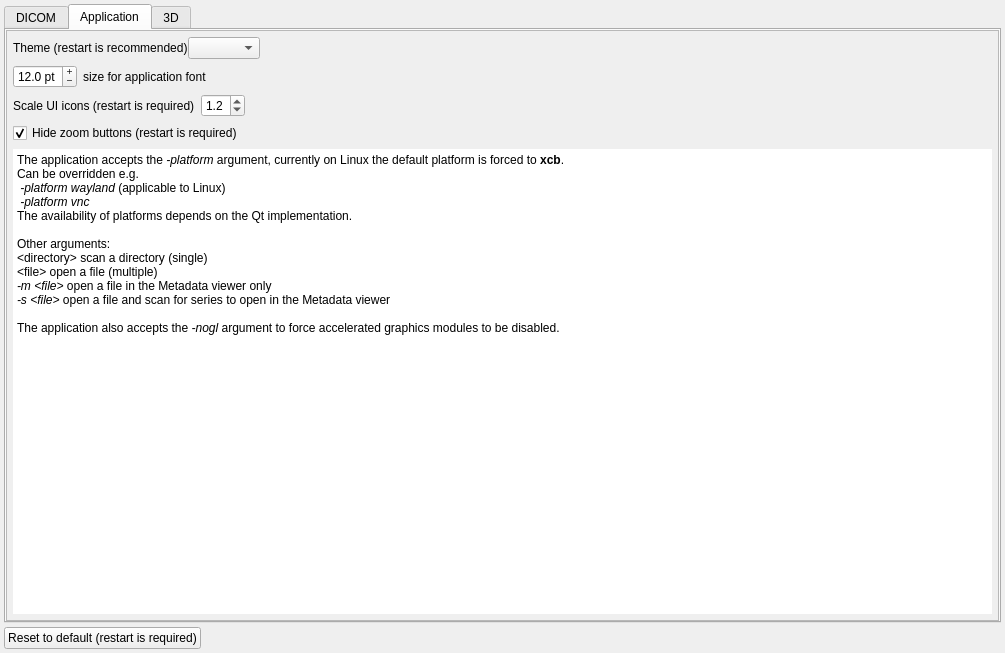
The window that GUI/settingswidget.ui (AlizaMedicalImaging/AlizaMS) describes before a commit, drawn with Qt 5.
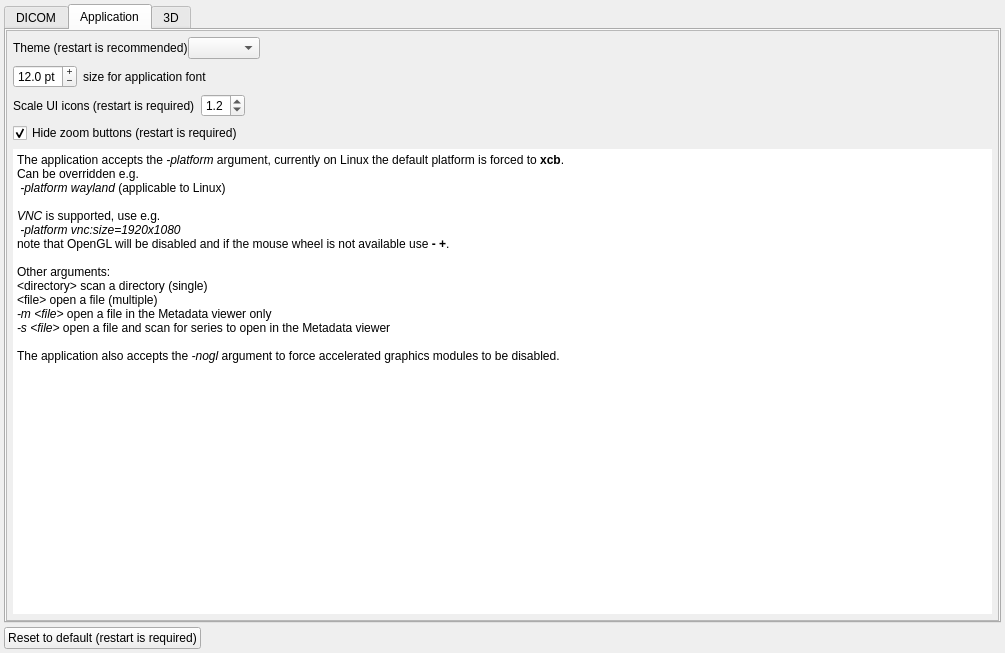
The same window after the commit. The open tabs and pages were chosen to show the change.

Commit message: Better support for VNC platform, some GUI improvements

What changed in the file:
```diff
--- a/GUI/settingswidget.ui
+++ b/GUI/settingswidget.ui
@@ -819,8 +819,10 @@
 &lt;p style=&quot; margin-top:0px; margin-bottom:0px; margin-left:0px; margin-right:0px; -qt-block-indent:0; text-indent:0px;&quot;&gt;The application accepts the &lt;span style=&quot; font-style:italic;&quot;&gt;-platform&lt;/span&gt; argument, currently on Linux the default platform is forced to &lt;span style=&quot; font-weight:600;&quot;&gt;xcb&lt;/span&gt;. &lt;/p&gt;
 &lt;p style=&quot; margin-top:0px; margin-bottom:0px; margin-left:0px; margin-right:0px; -qt-block-indent:0; text-indent:0px;&quot;&gt;Can be overridden e.g.&lt;/p&gt;
 &lt;p style=&quot; margin-top:0px; margin-bottom:0px; margin-left:0px; margin-right:0px; -qt-block-indent:0; text-indent:0px;&quot;&gt; &lt;span style=&quot; font-style:italic;&quot;&gt;-platform wayland&lt;/span&gt; (applicable to Linux)&lt;/p&gt;
-&lt;p style=&quot; margin-top:0px; margin-bottom:0px; margin-left:0px; margin-right:0px; -qt-block-indent:0; text-indent:0px;&quot;&gt; &lt;span style=&quot; font-style:italic;&quot;&gt;-platform vnc&lt;/span&gt;&lt;/p&gt;
-&lt;p style=&quot; margin-top:0px; margin-bottom:0px; margin-left:0px; margin-right:0px; -qt-block-indent:0; text-indent:0px;&quot;&gt;The availability of platforms depends on the Qt implementation.&lt;/p&gt;
+&lt;p style=&quot;-qt-paragraph-type:empty; margin-top:0px; margin-bottom:0px; margin-left:0px; margin-right:0px; -qt-block-indent:0; text-indent:0px;&quot;&gt;&lt;br /&gt;&lt;/p&gt;
+&lt;p style=&quot; margin-top:0px; margin-bottom:0px; margin-left:0px; margin-right:0px; -qt-block-indent:0; text-indent:0px;&quot;&gt;&lt;span style=&quot; font-style:italic;&quot;&gt;VNC&lt;/span&gt; is supported, use e.g. &lt;/p&gt;
+&lt;p style=&quot; margin-top:0px; margin-bottom:0px; margin-left:0px; margin-right:0px; -qt-block-indent:0; text-indent:0px;&quot;&gt; &lt;span style=&quot; font-style:italic;&quot;&gt;-platform vnc:size=1920x1080&lt;/span&gt;&lt;/p&gt;
+&lt;p style=&quot; margin-top:0px; margin-bottom:0px; margin-left:0px; margin-right:0px; -qt-block-indent:0; text-indent:0px;&quot;&gt;note that OpenGL will be disabled and if the mouse wheel is not available use &lt;span style=&quot; font-weight:600;&quot;&gt;- +&lt;/span&gt;.&lt;/p&gt;
 &lt;p style=&quot;-qt-paragraph-type:empty; margin-top:0px; margin-bottom:0px; margin-left:0px; margin-right:0px; -qt-block-indent:0; text-indent:0px; font-style:italic;&quot;&gt;&lt;br /&gt;&lt;/p&gt;
 &lt;p align=&quot;justify&quot; style=&quot; margin-top:0px; margin-bottom:0px; margin-left:0px; margin-right:0px; -qt-block-indent:0; text-indent:0px;&quot;&gt;Other arguments:&lt;/p&gt;
 &lt;p align=&quot;justify&quot; style=&quot; margin-top:0px; margin-bottom:0px; margin-left:0px; margin-right:0px; -qt-block-indent:0; text-indent:0px;&quot;&gt;&amp;lt;directory&amp;gt; scan a directory (single)&lt;/p&gt;
```
The commit also changes 3 other files.
